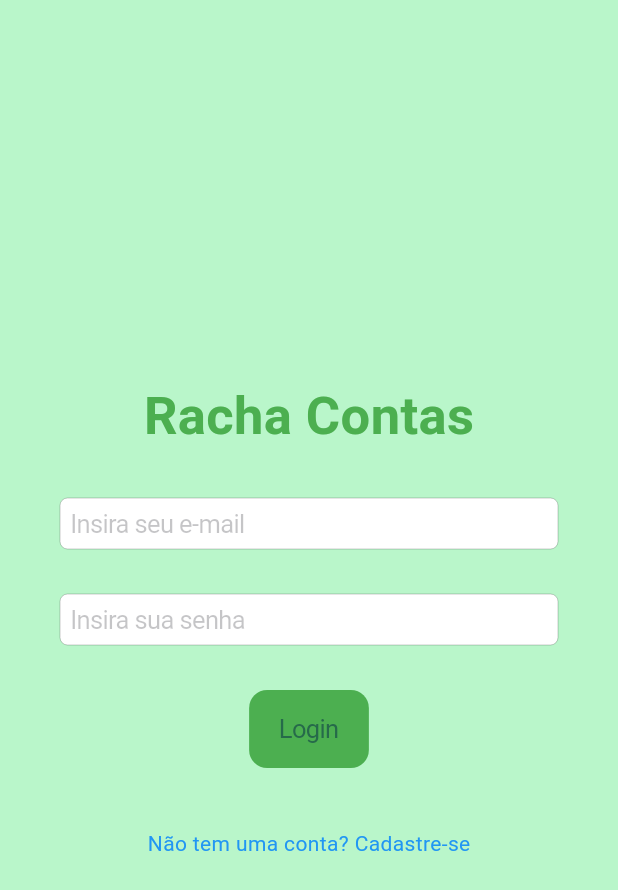
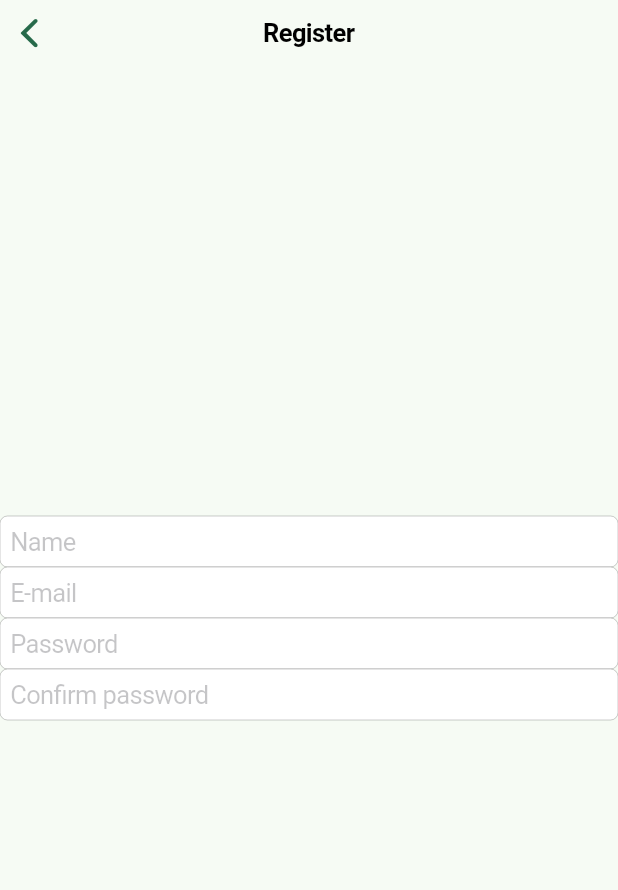
Before and after one commit to LaraGastaldi/RachaContas, a Flutter app: the screen it shows after launch, after a tap on "Não tem uma conta? Cadastre-se", on a phone screen of 412 x 824 dp. Shown: the top 890 px of the screen. Run offline on Flutter 3.47's test engine with Material 3 defaults, Android fonts, the phone set to English and light mode, and no system bars; our stand-ins replace dio, draggable_home, flutter_dotenv, flutter_secure_storage, get, get_it and 1 more; missing offline and left inert: event_hub.

Commit message:
initiated register screen

```diff
--- a/app/lib/main.dart
+++ b/app/lib/main.dart
@@ -4,6 +4,7 @@ import 'package:get/get.dart';
 import 'package:rachacontas/providers.dart';
 import 'package:rachacontas/screens/dashboard_screen.dart';
 import 'package:rachacontas/screens/login_screen.dart';
+import 'package:rachacontas/screens/register_screen.dart';
 
 String? jwt;
 void main() async {
@@ -34,6 +35,7 @@ class MyApp extends StatelessWidget {
       routes: {
         '/': (context) => jwt != null ? DashboardScreen() : LoginScreen(),
         '/home': (context) => DashboardScreen(),
+        '/register': (context) => RegisterScreen(),
       },
       initialRoute: '/',
     );
--- a/app/lib/screens/login_screen.dart
+++ b/app/lib/screens/login_screen.dart
@@ -38,7 +38,7 @@ class _LoginScreenState extends State<LoginScreen> {
             child: Column(
               mainAxisAlignment: MainAxisAlignment.center,
               children: [
-                Text(
+                const Text(
                   'Racha Contas',
                   style: TextStyle(
                     fontSize: 35,
--- /dev/null
+++ b/app/lib/screens/register_screen.dart
@@ -0,0 +1,39 @@
+import 'package:flutter/cupertino.dart';
+
+class RegisterScreen extends StatelessWidget {
+  const RegisterScreen({super.key});
+
+  @override
+  Widget build(BuildContext context) {
+    return const CupertinoPageScaffold(
+      navigationBar: CupertinoNavigationBar(
+        middle: Text('Register'),
+      ),
+      child: Center(
+        child: Column(
+          mainAxisAlignment: MainAxisAlignment.center,
+          children: <Widget>[
+            Form(child: Column(
+              children: [
+                CupertinoTextField(
+                  placeholder: 'Name',
+                ),
+                CupertinoTextField(
+                  placeholder: 'E-mail',
+                ),
+                CupertinoTextField(
+                  placeholder: 'Password',
+                  obscureText: true,
+                ),
+                CupertinoTextField(
+                  placeholder: 'Confirm password',
+                  obscureText: true,
+                ),
+              ],
+            )),
+          ],
+        ),
+      ),
+    );
+  }
+}
```
